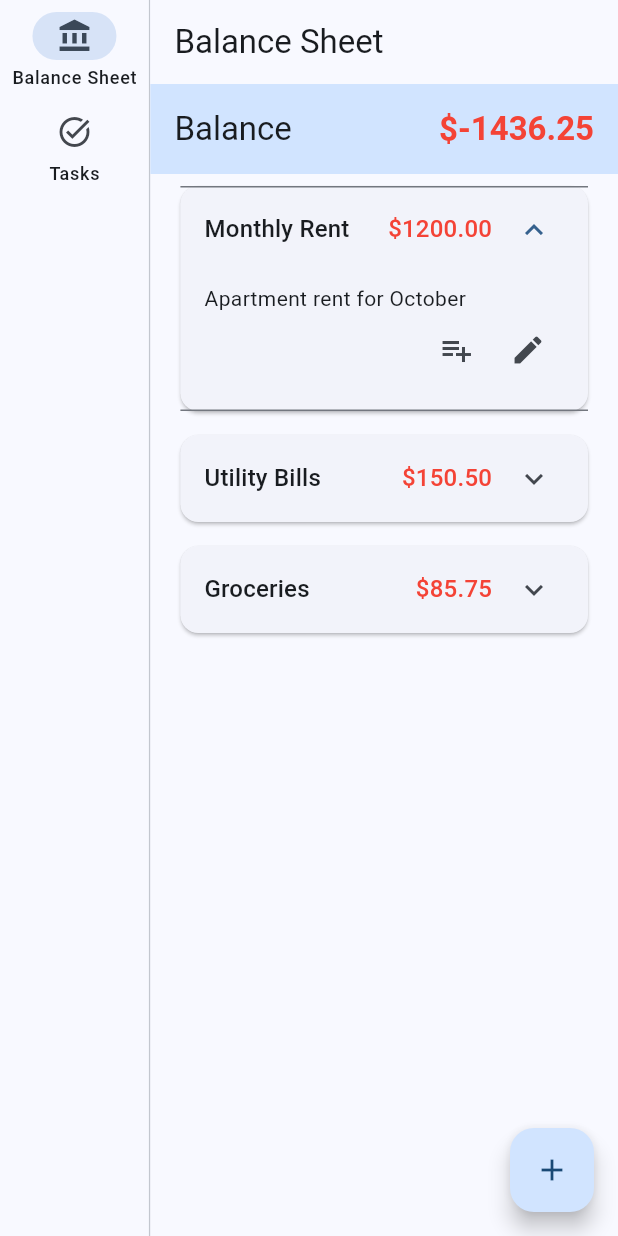
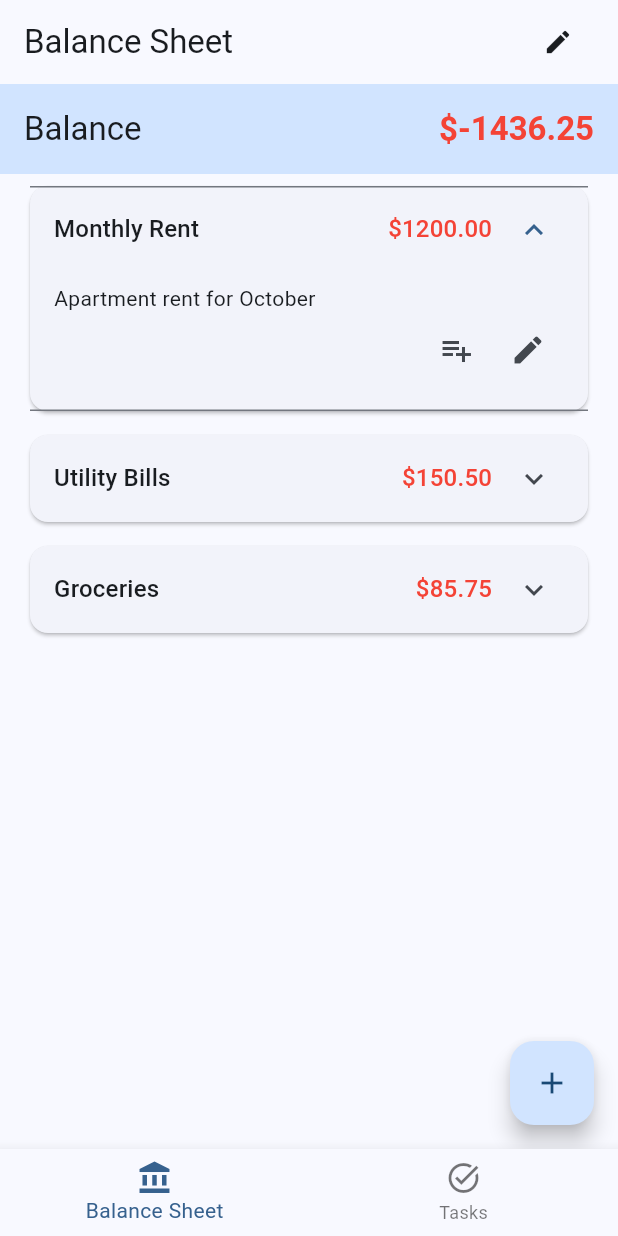
Before and after one commit to fabrigeas-source/balance-sheet, a Flutter app: the screen it shows after launch, after a tap on "Monthly Rent", on a phone screen of 412 x 824 dp. Run offline on Flutter 3.47's test engine with Material 3 defaults, Android fonts, the light colour scheme and no system bars; our stand-ins replace shared_preferences.

Commit message:
feat: Add app icons and launch images for iOS
- Added various app icons in different sizes to the iOS project.
- Created a launch image set with multiple resolutions.
- Implemented a launch screen storyboard for the app.
- Updated Info.plist to reference the new launch storyboard.
- Introduced shared preferences for persistent storage of entries and tasks.
- Refactored item and task providers to load and save data using shared preferences.
- Enhanced UI with editable titles for the home and tasks screens.
- Updated main layout to use a bottom navigation bar instead of a navigation rail.
- Added tests for the Runner application.

```diff
--- a/frontend/lib/main.dart
+++ b/frontend/lib/main.dart
@@ -49,32 +49,25 @@ class _MainLayoutState extends State<MainLayout> {
   @override
   Widget build(BuildContext context) {
     return Scaffold(
-      body: Row(
-        children: [
-          NavigationRail(
-            selectedIndex: _selectedIndex,
-            onDestinationSelected: (index) {
+      body: _screens[_selectedIndex],
+      bottomNavigationBar: BottomNavigationBar(
+        currentIndex: _selectedIndex,
+        onTap: (index) {
           setState(() {
             _selectedIndex = index;
           });
         },
-            labelType: NavigationRailLabelType.all,
-            destinations: const [
-              NavigationRailDestination(
+        type: BottomNavigationBarType.fixed,
+        items: const [
+          BottomNavigationBarItem(
             icon: Icon(Icons.account_balance_outlined),
-                selectedIcon: Icon(Icons.account_balance),
-                label: Text('Balance Sheet'),
+            activeIcon: Icon(Icons.account_balance),
+            label: 'Balance Sheet',
           ),
-              NavigationRailDestination(
+          BottomNavigationBarItem(
             icon: Icon(Icons.task_alt_outlined),
-                selectedIcon: Icon(Icons.task_alt),
-                label: Text('Tasks'),
-              ),
-            ],
-          ),
-          const VerticalDivider(thickness: 1, width: 1),
-          Expanded(
-            child: _screens[_selectedIndex],
+            activeIcon: Icon(Icons.task_alt),
+            label: 'Tasks',
           ),
         ],
       ),
--- a/frontend/lib/models/entry.dart
+++ b/frontend/lib/models/entry.dart
@@ -55,6 +55,7 @@ class Entry {
       'amount': amount,
       'type': type.toString(),
       'createdAt': createdAt.toIso8601String(),
+      'parentId': parentId,
     };
   }
 
@@ -63,12 +64,13 @@ class Entry {
       id: json['id'] as String,
       description: json['description'] as String,
       details: json['details'] as String?,
-      amount: json['amount'] as double,
+      amount: (json['amount'] as num).toDouble(),
       type: EntryType.values.firstWhere(
         (e) => e.toString() == json['type'],
         orElse: () => EntryType.expense,
       ),
       createdAt: DateTime.parse(json['createdAt'] as String),
+      parentId: json['parentId'] as String?,
     );
   }
 
--- a/frontend/lib/providers/item_provider.dart
+++ b/frontend/lib/providers/item_provider.dart
@@ -1,9 +1,28 @@
-import 'package:flutter/foundation.dart';
 import 'package:flutter/material.dart';
+import 'package:shared_preferences/shared_preferences.dart';
+import 'dart:convert';
 import '../models/entry.dart';
 
 class ItemProvider extends ChangeNotifier {
-  final List<Entry> _items = [
+  List<Entry> _items = [];
+  bool _isLoaded = false;
+
+  ItemProvider() {
+    _loadItems();
+  }
+
+  Future<void> _loadItems() async {
+    if (_isLoaded) return;
+
+    final prefs = await SharedPreferences.getInstance();
+    final itemsJson = prefs.getString('items');
+
+    if (itemsJson != null) {
+      final List<dynamic> decoded = json.decode(itemsJson);
+      _items = decoded.map((item) => Entry.fromJson(item)).toList();
+    } else {
+      // Load default mock data only if no saved data exists
+      _items = [
         Entry(
           id: 'mock-1',
           description: 'Monthly Rent',
@@ -26,6 +45,18 @@ class ItemProvider extends ChangeNotifier {
           details: 'Weekly grocery shopping',
         ),
       ];
+      await _saveItems();
+    }
+
+    _isLoaded = true;
+    notifyListeners();
+  }
+
+  Future<void> _saveItems() async {
+    final prefs = await SharedPreferences.getInstance();
+    final itemsJson = json.encode(_items.map((item) => item.toJson()).toList());
+    await prefs.setString('items', itemsJson);
+  }
 
   List<Entry> get items => List.unmodifiable(_items.where((item) => item.parentId == null));
 
@@ -46,6 +77,7 @@ class ItemProvider extends ChangeNotifier {
       id: DateTime.now().toIso8601String(),
     );
     _items.add(subItem);
+    _saveItems();
     notifyListeners();
   }
 
@@ -56,6 +88,7 @@ class ItemProvider extends ChangeNotifier {
 
   void addItem(Entry item, BuildContext context) {
     _items.add(item);
+    _saveItems();
     notifyListeners();
     ScaffoldMessenger.of(context).showSnackBar(
       SnackBar(
@@ -69,6 +102,7 @@ class ItemProvider extends ChangeNotifier {
     final index = _items.indexWhere((item) => item.id == id);
     if (index != -1) {
       _items[index] = updatedItem;
+      _saveItems();
       notifyListeners();
       ScaffoldMessenger.of(context).showSnackBar(
         SnackBar(
@@ -82,6 +116,7 @@ class ItemProvider extends ChangeNotifier {
   void deleteItem(String id, BuildContext context) {
     final deletedItem = _items.firstWhere((item) => item.id == id);
     _items.removeWhere((item) => item.id == id);
+    _saveItems();
     notifyListeners();
     ScaffoldMessenger.of(context).showSnackBar(
       SnackBar(
--- a/frontend/lib/screens/home_screen.dart
+++ b/frontend/lib/screens/home_screen.dart
@@ -5,6 +5,7 @@ import '../models/entry.dart';
 import '../widgets/item_tile.dart';
 import '../widgets/total_header.dart';
 import '../widgets/new_item_modal.dart';
+import '../widgets/editable_title.dart';
 
 class HomeScreen extends StatefulWidget {
   const HomeScreen({Key? key}) : super(key: key);
@@ -16,6 +17,7 @@ class HomeScreen extends StatefulWidget {
 class _HomeScreenState extends State<HomeScreen> {
   final List<Entry> _breadcrumbs = [];
   String? _currentParentId;
+  String _screenTitle = 'Balance Sheet';
 
   void _showNewItemModal(BuildContext context) {
     showDialog(
@@ -121,11 +123,36 @@ class _HomeScreenState extends State<HomeScreen> {
     );
   }
 
+  void _editTitle() async {
+    final newTitle = await showEditTitleDialog(
+      context,
+      currentTitle: _screenTitle,
+      dialogTitle: 'Edit Screen Title',
+    );
+
+    if (newTitle != null && newTitle != _screenTitle) {
+      setState(() {
+        _screenTitle = newTitle;
+      });
+    }
+  }
+
   @override
   Widget build(BuildContext context) {
     return Scaffold(
       appBar: AppBar(
-        title: const Text('Balance Sheet'),
+        title: Row(
+          children: [
+            Expanded(
+              child: Text(_screenTitle),
+            ),
+            IconButton(
+              icon: const Icon(Icons.edit, size: 20),
+              onPressed: _editTitle,
+              tooltip: 'Edit title',
+            ),
+          ],
+        ),
       ),
       body: Column(
         children: [
--- a/frontend/pubspec.yaml
+++ b/frontend/pubspec.yaml
@@ -10,6 +10,7 @@ dependencies:
   flutter:
     sdk: flutter
   provider: ^6.1.5+1
+  shared_preferences: ^2.2.2
 
 dev_dependencies:
   flutter_test:
```
Also changed, not shown: frontend/lib/providers/task_provider.dart (+38 -1 lines), frontend/lib/screens/tasks_screen.dart (+28 -1 lines), frontend/lib/widgets/editable_title.dart (added, +95 -0 lines), frontend/pubspec.lock, 39 other files. Lines whose indentation alone changed are shown as unchanged.
